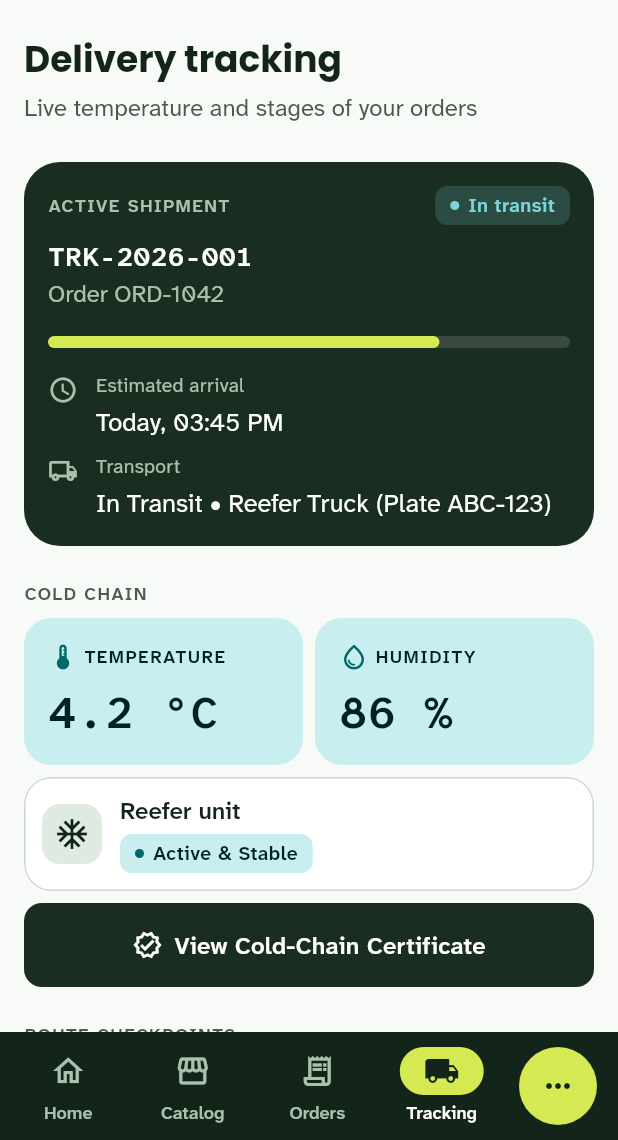
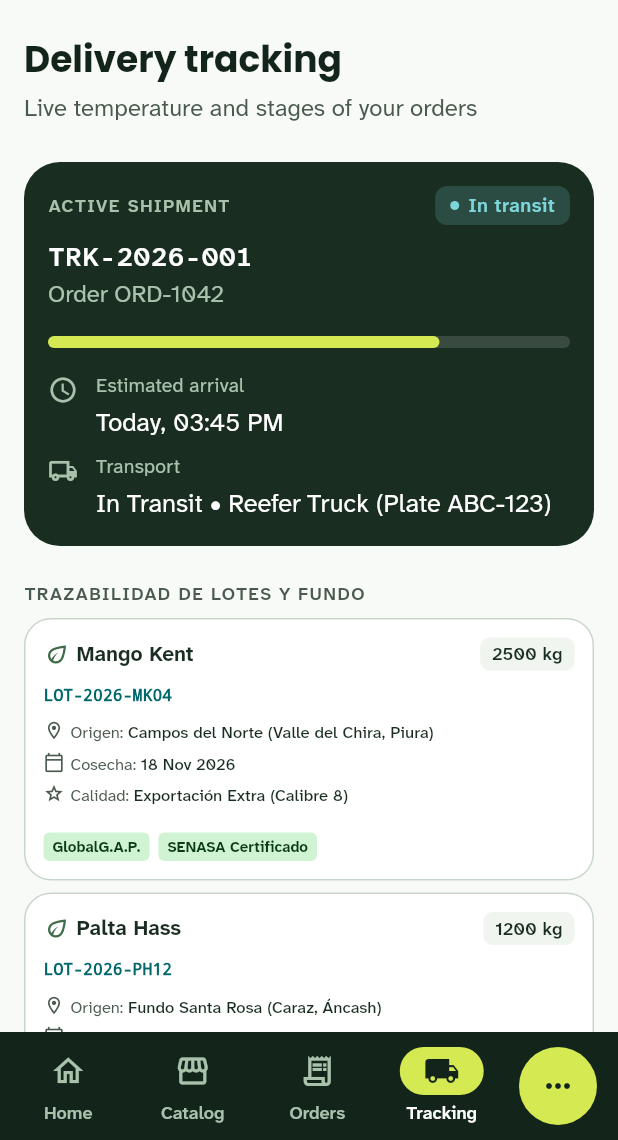
Before and after one commit to UPC-RebooTech/Fruitlogix-Multiplatform, a Flutter app: the screen it shows after launch, item 4 of the bottom bar chosen, on a phone screen of 412 x 824 dp, the part 96-1236 px from its top. Run offline on Flutter 3.47's test engine with Material 3 defaults, Android fonts, the phone set to English and light mode, and no system bars; our stand-ins replace shared_preferences.

Commit message:
feat(logistics-and-monitoring): add lot traceability and farm origin breakdown.

```diff
--- a/lib/contexts/logistics_and_monitoring/domain/shipment.dart
+++ b/lib/contexts/logistics_and_monitoring/domain/shipment.dart
@@ -22,7 +22,7 @@ class TrackingEventItem {
   final bool isCompleted;
 }
 
-/// Certificado de auditoría térmica para cumplimiento fitosanitario y comercial (US71)
+/// Certificado de auditoría térmica (US71)
 class ColdChainCertificate {
   const ColdChainCertificate({
     required this.certificateId,
@@ -37,14 +37,39 @@ class ColdChainCertificate {
   });
 
   final String certificateId;
-  final String optimalRangeLabel; // Ej: "0.5 °C - 5.5 °C"
+  final String optimalRangeLabel;
   final double averageTempC;
   final double maxTempRecordedC;
   final double minTempRecordedC;
-  final double compliancePercentage; // Ej: 98.6
+  final double compliancePercentage;
   final double totalTripHours;
-  final String digitalSignatureHash; // Hash SHA-256 de integridad
+  final String digitalSignatureHash;
   final String issuedAt;
+}
+
+/// Trazabilidad agrícola desde la cosecha en fundo hasta la entrega (US72)
+class TraceableLotItem {
+  const TraceableLotItem({
+    required this.lotCode,
+    required this.productName,
+    required this.variety,
+    required this.quantityKg,
+    required this.originFarm,
+    required this.originRegion,
+    required this.harvestDate,
+    required this.certifications,
+    required this.qualityGrade,
+  });
+
+  final String lotCode;
+  final String productName;
+  final String variety;
+  final int quantityKg;
+  final String originFarm;
+  final String originRegion;
+  final String harvestDate;
+  final List<String> certifications;
+  final String qualityGrade;
 }
 
 class DeliveryShipment {
@@ -56,7 +81,7 @@ class DeliveryShipment {
     required this.transportStatus,
     required this.telemetry,
     required this.events,
-    required this.itemsSummary,
+    required this.lots,
     this.certificate,
     this.isReceived = false,
     this.inspectionNotes,
@@ -70,9 +95,13 @@ class DeliveryShipment {
   final String transportStatus;
   final TelemetryLog telemetry;
   final List<TrackingEventItem> events;
-  final String itemsSummary;
+  final List<TraceableLotItem> lots;
   final ColdChainCertificate? certificate;
   bool isReceived;
   String? inspectionNotes;
   bool hasIncidents;
+
+  /// Mantiene compatibilidad con vistas existentes como ConfirmReceptionPage
+  String get itemsSummary =>
+      lots.map((l) => '${l.productName} ${l.variety} (${l.quantityKg} kg)').join(' • ');
 }
--- a/lib/contexts/logistics_and_monitoring/infrastructure/in_memory_shipment_repository.dart
+++ b/lib/contexts/logistics_and_monitoring/infrastructure/in_memory_shipment_repository.dart
@@ -8,7 +8,6 @@ class InMemoryShipmentRepository {
       shipmentProgress: 0.75,
       estimatedArrival: 'Today, 03:45 PM',
       transportStatus: 'In Transit • Reefer Truck (Plate ABC-123)',
-      itemsSummary: 'Mango Kent (2,500 kg) • Palta Hass (1,200 kg)',
       telemetry: const TelemetryLog(
         temperatureC: 4.2,
         humidityPercent: 86.0,
@@ -25,6 +24,30 @@ class InMemoryShipmentRepository {
         digitalSignatureHash: 'a7f3c4e912b590df88210e4a77bc89d13f9901ae',
         issuedAt: '2026-11-21 14:30 UTC-5',
       ),
+      lots: const [
+        TraceableLotItem(
+          lotCode: 'LOT-2026-MK04',
+          productName: 'Mango',
+          variety: 'Kent',
+          quantityKg: 2500,
+          originFarm: 'Campos del Norte',
+          originRegion: 'Valle del Chira, Piura',
+          harvestDate: '18 Nov 2026',
+          certifications: ['GlobalG.A.P.', 'SENASA Certificado'],
+          qualityGrade: 'Exportación Extra (Calibre 8)',
+        ),
+        TraceableLotItem(
+          lotCode: 'LOT-2026-PH12',
+          productName: 'Palta',
+          variety: 'Hass',
+          quantityKg: 1200,
+          originFarm: 'Fundo Santa Rosa',
+          originRegion: 'Caraz, Áncash',
+          harvestDate: '19 Nov 2026',
+          certifications: ['GlobalG.A.P.', 'Rainforest Alliance'],
+          qualityGrade: 'Exportación Grado 1 (Materia Seca >23%)',
+        ),
+      ],
       events: const [
         TrackingEventItem(
           time: '06:00 AM',
--- a/lib/contexts/logistics_and_monitoring/presentation/confirm_reception_page.dart
+++ b/lib/contexts/logistics_and_monitoring/presentation/confirm_reception_page.dart
@@ -87,7 +87,7 @@ class _ConfirmReceptionPageState extends State<ConfirmReceptionPage> {
             child: Column(
               crossAxisAlignment: CrossAxisAlignment.start,
               children: [
-                Text(shipment.itemsSummary, style: textTheme.bodyLarge),
+                Text(shipment.lots.map((l) => '${l.productName} (${l.quantityKg} kg)').join(' • ')),
                 const Padding(
                   padding: EdgeInsets.symmetric(vertical: CosechaSpace.inner),
                   child: Divider(),
--- a/lib/contexts/logistics_and_monitoring/presentation/delivery_tracking_page.dart
+++ b/lib/contexts/logistics_and_monitoring/presentation/delivery_tracking_page.dart
@@ -7,6 +7,7 @@ import '../domain/shipment.dart';
 import '../infrastructure/in_memory_shipment_repository.dart';
 import 'cold_chain_certificate_sheet.dart';
 import 'confirm_reception_page.dart';
+import 'lot_traceability_card.dart';
 
 /// Tracking of the active shipment: overview (dark highlight), cold chain
 /// readings (Glaciar, reserved for cold chain) and route checkpoints.
@@ -63,6 +64,11 @@ class _DeliveryTrackingPageState extends State<DeliveryTrackingPage> {
           )
         else ...[
           _ShipmentOverview(shipment: shipments.first),
+          const SizedBox(height: CosechaSpace.md),
+          const CosechaOverline('Trazabilidad de Lotes y Fundo'),
+          const SizedBox(height: CosechaSpace.xs),
+          for (final lot in shipments.first.lots)
+            LotTraceabilityCard(lot: lot),
           const SizedBox(height: CosechaSpace.md),
           CosechaOverline(l10n.trackingColdChain),
           const SizedBox(height: CosechaSpace.xs),
--- /dev/null
+++ b/lib/contexts/logistics_and_monitoring/presentation/lot_traceability_card.dart
@@ -0,0 +1,151 @@
+import 'package:flutter/material.dart';
+
+import '../../../shared/ui/theme/cosecha_palette.dart';
+import '../../../shared/ui/theme/theme.dart';
+import '../domain/shipment.dart';
+
+class LotTraceabilityCard extends StatelessWidget {
+  const LotTraceabilityCard({required this.lot, super.key});
+
+  final TraceableLotItem lot;
+
+  @override
+  Widget build(BuildContext context) {
+    return Container(
+      margin: const EdgeInsets.only(bottom: CosechaSpace.xs),
+      padding: const EdgeInsets.all(CosechaSpace.inner),
+      decoration: BoxDecoration(
+        color: CosechaPalette.neutral0,
+        borderRadius: CosechaRadius.cardAll,
+        border: Border.all(color: CosechaPalette.outlineVariant),
+      ),
+      child: Column(
+        crossAxisAlignment: CrossAxisAlignment.start,
+        children: [
+          Row(
+            mainAxisAlignment: MainAxisAlignment.spaceBetween,
+            children: [
+              Row(
+                children: [
+                  const Icon(Icons.eco_outlined, size: 18, color: CosechaPalette.moss),
+                  const SizedBox(width: CosechaSpace.xxs),
+                  Text(
+                    '${lot.productName} ${lot.variety}',
+                    style: const TextStyle(
+                      fontSize: 14,
+                      fontWeight: FontWeight.bold,
+                      color: CosechaPalette.forest,
+                    ),
+                  ),
+                ],
+              ),
+              Container(
+                padding: const EdgeInsets.symmetric(horizontal: 8, vertical: 2),
+                decoration: BoxDecoration(
+                  color: CosechaPalette.neutral20,
+                  borderRadius: BorderRadius.circular(6),
+                ),
+                child: Text(
+                  '${lot.quantityKg} kg',
+                  style: const TextStyle(
+                    fontSize: 12,
+                    fontWeight: FontWeight.w600,
+                    color: CosechaPalette.forest,
+                  ),
+                ),
+              ),
+            ],
+          ),
+          const SizedBox(height: CosechaSpace.xs),
+          Text(
+            lot.lotCode,
+            style: const TextStyle(
+              fontFamily: 'monospace',
+              fontSize: 11,
+              fontWeight: FontWeight.w600,
+              color: CosechaPalette.glacier,
+            ),
+          ),
+          const SizedBox(height: CosechaSpace.xs),
+          _TraceInfoRow(
+            icon: Icons.location_on_outlined,
+            label: 'Origen',
+            value: '${lot.originFarm} (${lot.originRegion})',
+          ),
+          const SizedBox(height: CosechaSpace.xxs),
+          _TraceInfoRow(
+            icon: Icons.calendar_today_outlined,
+            label: 'Cosecha',
+            value: lot.harvestDate,
+          ),
+          const SizedBox(height: CosechaSpace.xxs),
+          _TraceInfoRow(
+            icon: Icons.grade_outlined,
+            label: 'Calidad',
+            value: lot.qualityGrade,
+          ),
+          const SizedBox(height: CosechaSpace.sm),
+          Wrap(
+            spacing: 6,
+            runSpacing: 4,
+            children: [
+              for (final cert in lot.certifications)
+                Container(
+                  padding: const EdgeInsets.symmetric(horizontal: 6, vertical: 2),
+                  decoration: BoxDecoration(
+                    color: CosechaPalette.ripeContainer,
+                    borderRadius: BorderRadius.circular(4),
+                  ),
+                  child: Text(
+                    cert,
+                    style: const TextStyle(
+                      fontSize: 10,
+                      fontWeight: FontWeight.bold,
+                      color: CosechaPalette.onRipeContainer,
+                    ),
+                  ),
+                ),
+            ],
+          ),
+        ],
+      ),
+    );
+  }
+}
+
+class _TraceInfoRow extends StatelessWidget {
+  const _TraceInfoRow({
+    required this.icon,
+    required this.label,
+    required this.value,
+  });
+
+  final IconData icon;
+  final String label;
+  final String value;
+
+  @override
+  Widget build(BuildContext context) {
+    return Row(
+      crossAxisAlignment: CrossAxisAlignment.start,
+      children: [
+        Icon(icon, size: 14, color: CosechaPalette.neutralVariant),
+        const SizedBox(width: CosechaSpace.xxs),
+        Text(
+          '$label: ',
+          style: const TextStyle(fontSize: 11, color: CosechaPalette.neutralVariant),
+        ),
+        Expanded(
+          child: Text(
+            value,
+            style: const TextStyle(
+              fontSize: 11,
+              fontWeight: FontWeight.w500,
+              color: CosechaPalette.forest,
+            ),
+          ),
+        ),
+      ],
+    );
+  }
+}
```
